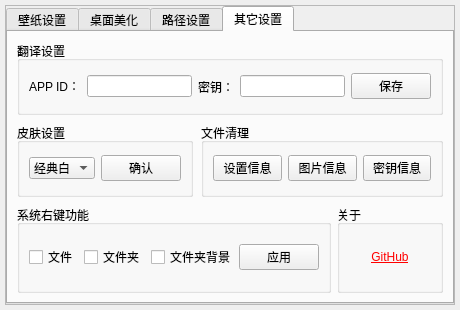
First picture: the form in src/dialog.ui, repository yjmthu/Neobox, before the edit.
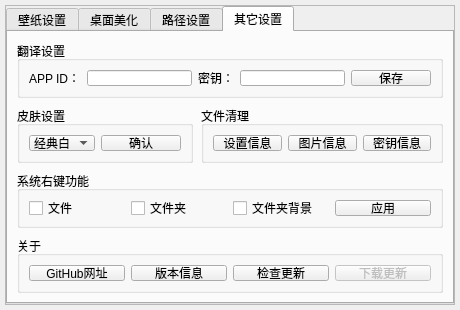
Second picture: the form after the edit. The open tabs and pages were chosen to show the change. Icons and pictures are not drawn.

What changed in the file:
```diff
--- a/src/dialog.ui
+++ b/src/dialog.ui
@@ -1484,22 +1484,17 @@
            </layout>
           </item>
           <item>
-           <layout class="QHBoxLayout" name="horizontalLayout_28">
-            <property name="spacing">
-             <number>6</number>
-            </property>
-            <item>
              <widget class="QGroupBox" name="groupBox_7">
               <property name="minimumSize">
                <size>
-                <width>314</width>
-                <height>88</height>
+              <width>0</width>
+              <height>0</height>
                </size>
               </property>
               <property name="maximumSize">
                <size>
-                <width>314</width>
-                <height>88</height>
+              <width>16777215</width>
+              <height>16777215</height>
                </size>
               </property>
               <property name="title">
@@ -1569,7 +1564,7 @@
               <property name="minimumSize">
                <size>
                 <width>0</width>
-                <height>88</height>
+              <height>0</height>
                </size>
               </property>
               <property name="maximumSize">
@@ -1581,10 +1576,7 @@
               <property name="title">
                <string>关于</string>
               </property>
-              <layout class="QVBoxLayout" name="verticalLayout_14">
-               <property name="spacing">
-                <number>6</number>
-               </property>
+            <layout class="QHBoxLayout" name="horizontalLayout_25">
                <item>
                 <widget class="QPushButton" name="pushButton_9">
                  <property name="cursor">
@@ -1594,24 +1586,42 @@
                   <string>https://github.com/yjmthu/Speed-Box</string>
                  </property>
                  <property name="styleSheet">
-                  <string notr="true">QPushButton{
-color: red;
-font: italic 9pt &quot;Adobe Devanagari&quot;;
-text-decoration: underline;
-}</string>
+                <string notr="true"/>
                  </property>
                  <property name="text">
-                  <string>GitHub</string>
+                <string>GitHub网址</string>
                  </property>
                  <property name="flat">
-                  <bool>true</bool>
+                <bool>false</bool>
                  </property>
                 </widget>
                </item>
-              </layout>
-             </widget>
-            </item>
-           </layout>
+             <item>
+              <widget class="QPushButton" name="pushButton_13">
+               <property name="text">
+                <string>版本信息</string>
+               </property>
+              </widget>
+             </item>
+             <item>
+              <widget class="QPushButton" name="pushButton_10">
+               <property name="text">
+                <string>检查更新</string>
+               </property>
+              </widget>
+             </item>
+             <item>
+              <widget class="QPushButton" name="pushButton_12">
+               <property name="enabled">
+                <bool>false</bool>
+               </property>
+               <property name="text">
+                <string>下载更新</string>
+               </property>
+              </widget>
+             </item>
+            </layout>
+           </widget>
           </item>
          </layout>
         </widget>
```
Left out of the diff: 2 changed lines with no effect on the pictures. Lines whose indentation alone changed are shown as unchanged.
